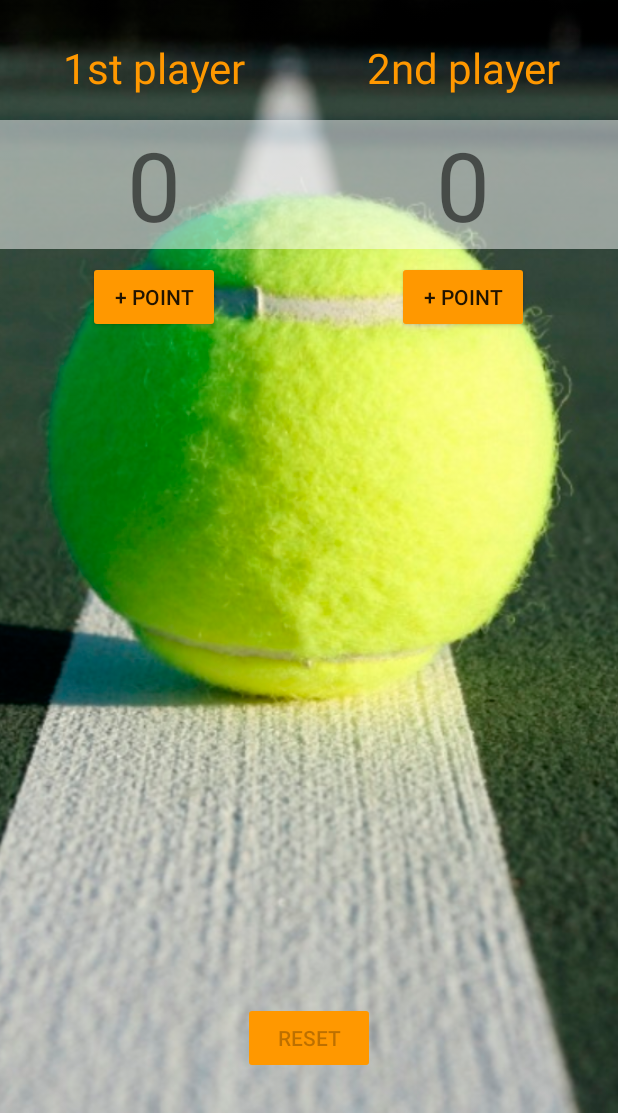
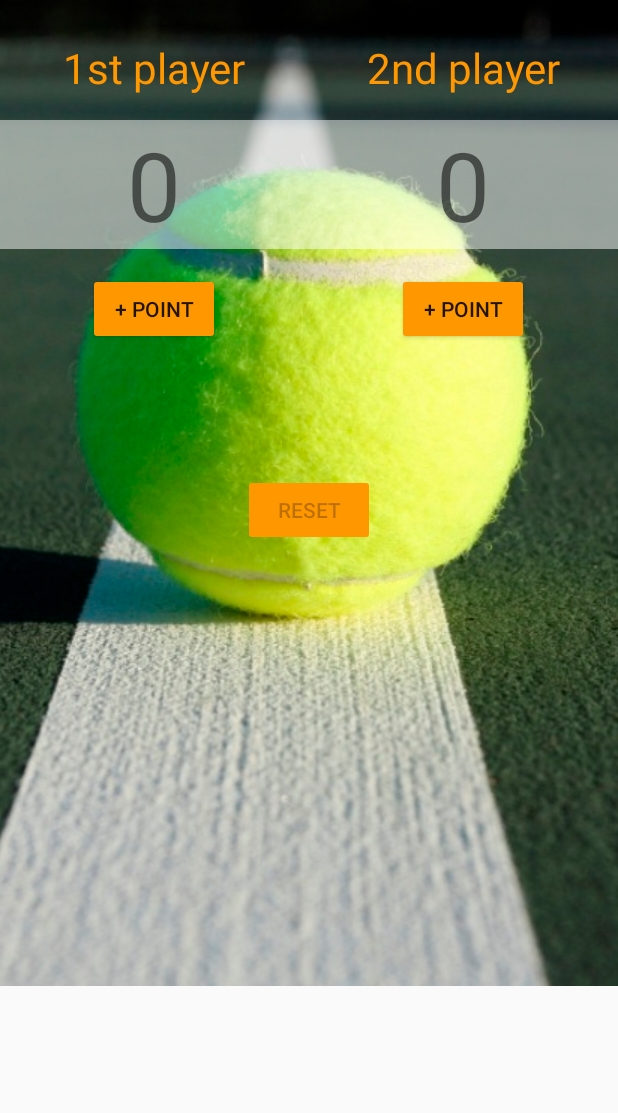
Before and after one commit to MarinaPermiakova/TennisScore, an Android app: the screen it shows after launch (MainActivity), on a phone screen of 412 x 824 dp, the part 123-1236 px from its top. Run offline under Robolectric (Android 15) with nearby library versions, the phone set to English and light mode, and no system bars.

```diff
--- a/app/src/main/res/layout/activity_main.xml
+++ b/app/src/main/res/layout/activity_main.xml
@@ -1,10 +1,14 @@
 <?xml version="1.0" encoding="utf-8"?>
 
-<RelativeLayout xmlns:android="http://schemas.android.com/apk/res/android"
+<ScrollView xmlns:android="http://schemas.android.com/apk/res/android"
     xmlns:tools="http://schemas.android.com/tools"
     android:layout_width="match_parent"
-    android:layout_height="match_parent"
+    android:layout_height="wrap_content"
     tools:context="com.example.marina.tennisscore.MainActivity">
+
+<RelativeLayout
+    android:layout_width="match_parent"
+    android:layout_height="wrap_content">
 
     <ImageView
         android:layout_width="match_parent"
@@ -16,7 +20,7 @@
         android:id="@+id/linearLayout"
         android:layout_width="match_parent"
         android:layout_height="wrap_content"
-        android:layout_marginTop="36dp"
+        android:layout_marginTop="@dimen/margin_36"
         android:baselineAligned="false"
         android:orientation="horizontal">
 
@@ -30,10 +34,10 @@
                 android:layout_width="match_parent"
                 android:layout_height="wrap_content"
                 android:gravity="center"
-                android:padding="16dp"
+                android:padding="@dimen/padding_16"
                 android:text="@string/_1st_player"
                 android:textColor="@color/colorAccent"
-                android:textSize="28sp" />
+                android:textSize="@dimen/text_size_28" />
 
             <TextView
                 android:id="@+id/score_player_one"
@@ -42,14 +46,14 @@
                 android:background="@color/colorTransparent"
                 android:gravity="center"
                 android:text="@string/_0"
-                android:textSize="64sp" />
+                android:textSize="@dimen/text_size_64" />
 
             <Button
                 android:id="@+id/button_player_one"
                 android:layout_width="wrap_content"
                 android:layout_height="wrap_content"
                 android:layout_gravity="center"
-                android:layout_margin="8dp"
+                android:layout_margin="@dimen/padding_16"
                 android:onClick="plusPointOne"
                 android:text="@string/points" />
 
@@ -66,11 +70,10 @@
                 android:layout_width="match_parent"
                 android:layout_height="wrap_content"
                 android:gravity="center"
-                android:padding="16dp"
+                android:padding="@dimen/padding_16"
                 android:text="@string/_2nd_player"
                 android:textColor="@color/colorAccent"
-                android:textSize="28sp" />
-
+                android:textSize="@dimen/text_size_28" />
 
             <TextView
                 android:id="@+id/score_player_two"
@@ -79,14 +82,14 @@
                 android:background="@color/colorTransparent"
                 android:gravity="center"
                 android:text="@string/_0"
-                android:textSize="64sp" />
+                android:textSize="@dimen/text_size_64" />
 
             <Button
                 android:id="@+id/button_player_two"
                 android:layout_width="wrap_content"
                 android:layout_height="wrap_content"
                 android:layout_gravity="center"
-                android:layout_margin="8dp"
+                android:layout_margin="@dimen/padding_16"
                 android:onClick="plusPointTwo"
                 android:text="@string/points" />
 
@@ -94,26 +97,15 @@
 
     </LinearLayout>
 
-    <TextView
-        android:id="@+id/win_view"
-        android:layout_width="wrap_content"
-        android:layout_height="wrap_content"
-        android:layout_below="@+id/linearLayout"
-        android:layout_centerHorizontal="true"
-        android:gravity="center"
-        android:layout_marginTop="16dp"
-        android:text=""
-        android:textColor="@color/colorPrimary"
-        android:textSize="26sp" />
-
     <Button
         android:id="@+id/reset_button"
         android:layout_width="wrap_content"
         android:layout_height="wrap_content"
-        android:layout_alignParentBottom="true"
         android:layout_centerHorizontal="true"
-        android:layout_margin="26dp"
+        android:layout_below="@id/linearLayout"
         android:onClick="resetClick"
+        android:layout_marginTop="@dimen/margin_70"
         android:text="@string/reset" />
 
 </RelativeLayout>
+</ScrollView>
--- /dev/null
+++ b/app/src/main/res/values/dimens.xml
@@ -0,0 +1,8 @@
+<?xml version="1.0" encoding="utf-8"?>
+<resources>
+    <dimen name="text_size_28">28sp</dimen>
+    <dimen name="text_size_64">64sp</dimen>
+    <dimen name="margin_36">36dp</dimen>
+    <dimen name="margin_70">70dp</dimen>
+    <dimen name="padding_16">16dp</dimen>
+</resources>
```
Also changed, not shown: app/src/main/java/com/example/marina/tennisscore/MainActivity.java (+99 -82 lines).
